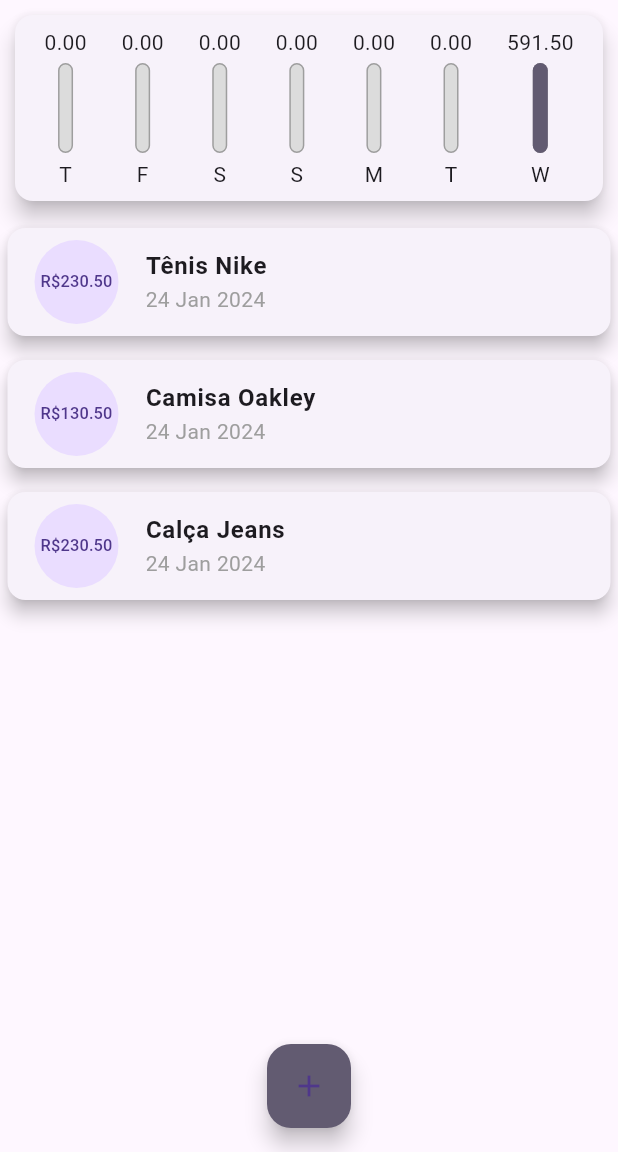
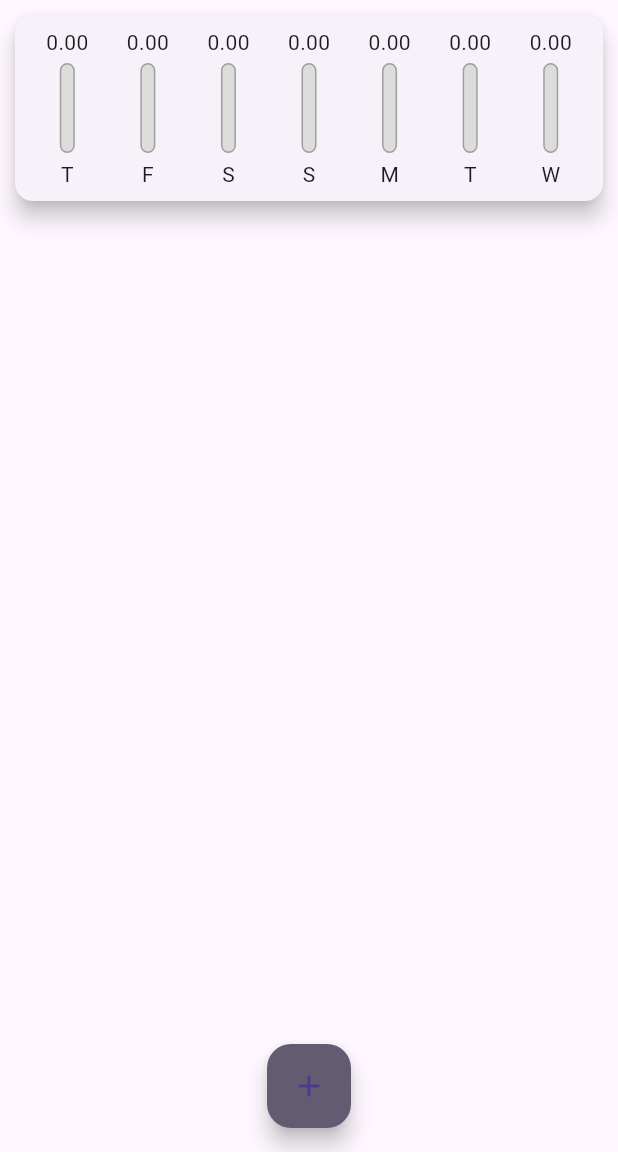
Before and after one commit to NatanTG/app_despesas_curso, a Flutter app: the screen it shows after launch, on a phone screen of 412 x 824 dp, the part 84-1236 px from its top. Run offline on Flutter 3.47's test engine with Material 3 defaults, Android fonts, the phone set to English and light mode, and no system bars; Roboto replaces fonts that are missing (OpenSans).

Commit message:
add: botao excluir transaction

```diff
--- a/lib/features/auth/domain/usecase/transactions_usecase.dart
+++ b/lib/features/auth/domain/usecase/transactions_usecase.dart
@@ -3,24 +3,7 @@ import 'dart:math';
 import '../../data/models/models.dart';
 
 class TransactionUseCase {
-  final List<Transaction> _transactions = [
-    Transaction(
-        id: 'product1',
-        title: 'Tênis Nike',
-        value: 230.50,
-        date: DateTime.now()),
-    Transaction(
-        id: 'product2',
-        title: 'Camisa Oakley',
-        value: 130.50,
-        date: DateTime.now()),
-    Transaction(
-        id: 'product3',
-        title: 'Calça Jeans',
-        value: 230.50,
-        date: DateTime.now()),
-  ];
-
+  final List<Transaction> _transactions = [];
   List<Transaction> get recentTransactions {
     return _transactions.where((tr) {
       return tr.date.isAfter(DateTime.now().subtract(
@@ -46,4 +29,8 @@ class TransactionUseCase {
   void _updateTransactionList(Transaction newTransaction) {
     _transactions.add(newTransaction);
   }
+
+  void removeTransaction(String id) {
+    _transactions.removeWhere((tr) => tr.id == id);
+  }
 }
--- a/lib/features/auth/presentation/pages/home/home_controller.dart
+++ b/lib/features/auth/presentation/pages/home/home_controller.dart
@@ -13,6 +13,9 @@ class HomeController extends ChangeNotifier {
     _transactionUseCase.addTransaction(title, value, date);
     notifyListeners();
   }
+
+  void removeTransaction(String id) {
+    _transactionUseCase.removeTransaction(id);
     notifyListeners();
   }
 }
--- a/lib/features/auth/presentation/pages/home/home_page.dart
+++ b/lib/features/auth/presentation/pages/home/home_page.dart
@@ -69,6 +69,7 @@ class _HomePage extends StatelessWidget {
               )),
           TransactionList(
             transactions: homeController.recentTransactions,
+            removeTransaction: homeController.removeTransaction,
           ),
         ],
       ),
```
Also changed, not shown: lib/features/auth/presentation/widgets/transaction_list_widget.dart (+18 -0 lines).
